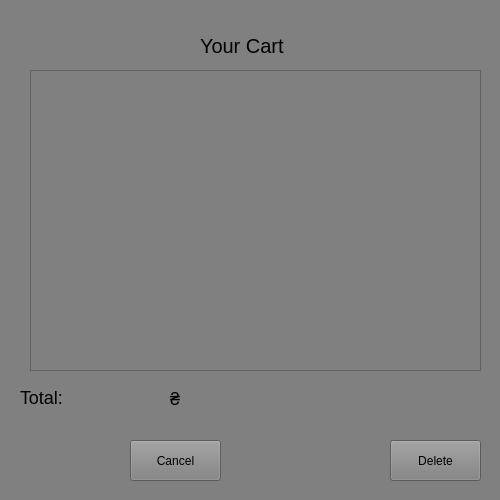
First picture: the form in cartwindow.ui, repository BeanDx/zoo-shop-qt-coursework, before the edit.
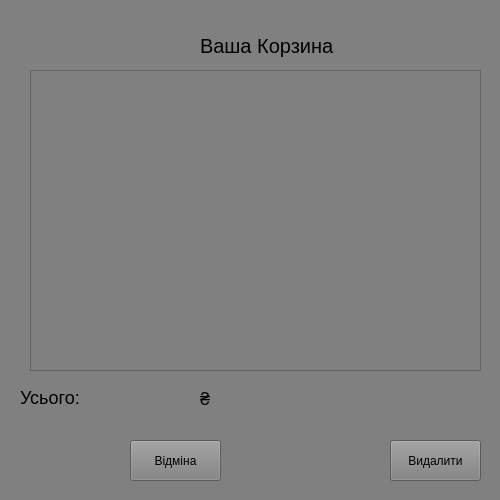
Second picture: the form after the edit.

Patch:
```diff
--- a/cartwindow.ui
+++ b/cartwindow.ui
@@ -33,7 +33,7 @@
     <rect>
      <x>200</x>
      <y>30</y>
-     <width>91</width>
+     <width>151</width>
      <height>31</height>
     </rect>
    </property>
@@ -41,7 +41,7 @@
     <string notr="true">font-size: 20px;</string>
    </property>
    <property name="text">
-    <string>Your Cart</string>
+    <string>Ваша Корзина</string>
    </property>
   </widget>
   <widget class="QPushButton" name="Cart_cancel_btn">
@@ -54,7 +54,7 @@
     </rect>
    </property>
    <property name="text">
-    <string>Cancel</string>
+    <string>Вiдмiна</string>
    </property>
   </widget>
   <widget class="QPushButton" name="Cart_Delete_Btn">
@@ -67,7 +67,7 @@
     </rect>
    </property>
    <property name="text">
-    <string>Delete</string>
+    <string>Видалити</string>
    </property>
   </widget>
   <widget class="QListWidget" name="CartlistWidget">
@@ -85,7 +85,7 @@
     <rect>
      <x>20</x>
      <y>389</y>
-     <width>51</width>
+     <width>71</width>
      <height>16</height>
     </rect>
    </property>
@@ -94,13 +94,13 @@
 </string>
    </property>
    <property name="text">
-    <string>Total:</string>
+    <string>Усього:</string>
    </property>
   </widget>
   <widget class="QLabel" name="total_sum">
    <property name="geometry">
     <rect>
-     <x>73</x>
+     <x>100</x>
      <y>390</y>
      <width>91</width>
      <height>16</height>
@@ -117,7 +117,7 @@
   <widget class="QLabel" name="label_4">
    <property name="geometry">
     <rect>
-     <x>170</x>
+     <x>200</x>
      <y>390</y>
      <width>16</width>
      <height>16</height>
```
